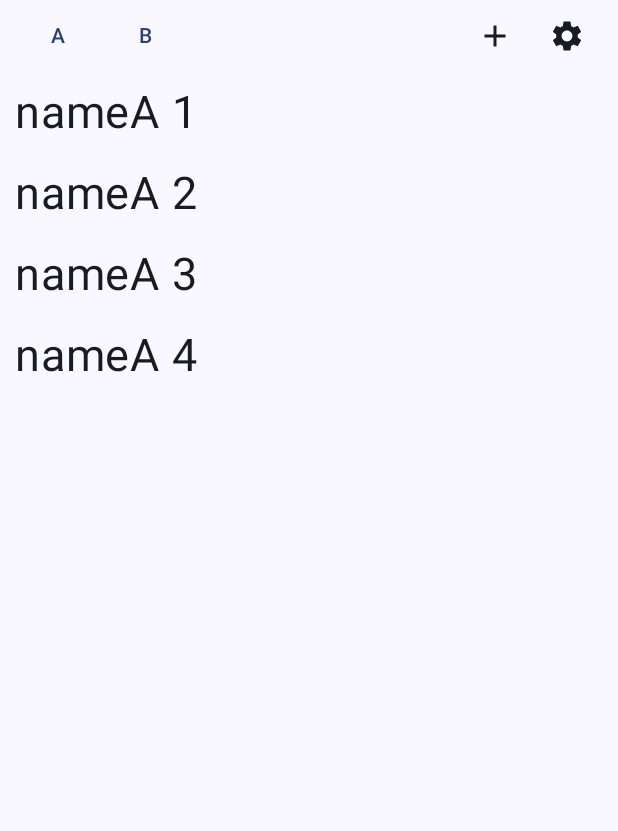
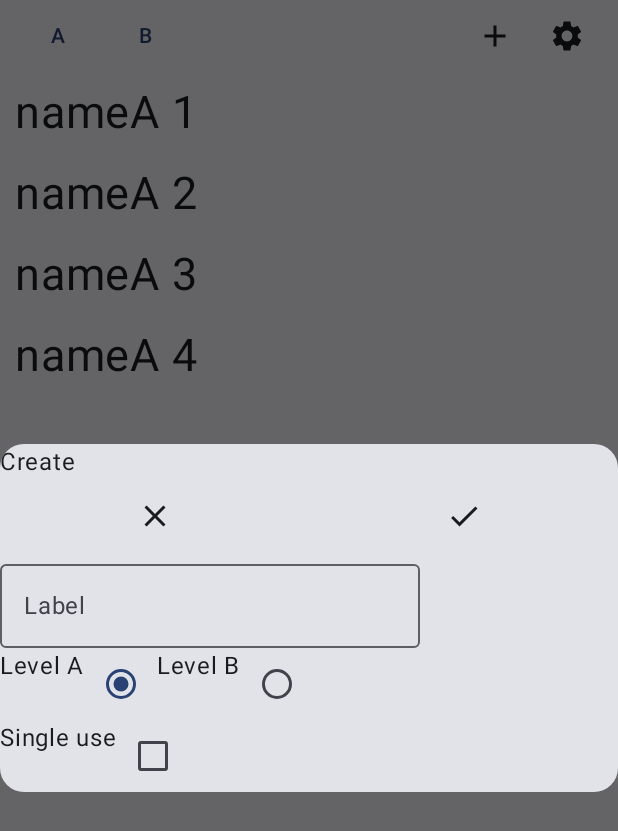
Before and after one commit to replrep/Einkaufszettel, an Android app built with Jetpack Compose: the screen it shows after launch (MainActivity), after a tap on "TODO", on a phone screen of 412 x 824 dp. Shown: the top 831 px of the screen. Run offline under Robolectric (Android 15) with nearby library versions, the phone set to English and light mode, and no system bars.

Commit message:
add create (edit) dialog

```diff
--- /dev/null
+++ b/app/src/main/java/de/cbrunzema/einkaufszettel/EditDialog.kt
@@ -0,0 +1,96 @@
+package de.cbrunzema.einkaufszettel
+
+import androidx.compose.foundation.layout.Row
+import androidx.compose.foundation.layout.fillMaxWidth
+import androidx.compose.foundation.shape.RoundedCornerShape
+import androidx.compose.material.icons.Icons
+import androidx.compose.material.icons.filled.Close
+import androidx.compose.material.icons.filled.Delete
+import androidx.compose.material.icons.filled.Done
+import androidx.compose.material3.Card
+import androidx.compose.material3.Checkbox
+import androidx.compose.material3.Icon
+import androidx.compose.material3.IconButton
+import androidx.compose.material3.OutlinedTextField
+import androidx.compose.material3.RadioButton
+import androidx.compose.material3.Text
+import androidx.compose.runtime.Composable
+import androidx.compose.runtime.mutableStateOf
+import androidx.compose.runtime.remember
+import androidx.compose.ui.Modifier
+import androidx.compose.ui.unit.dp
+import androidx.compose.ui.window.Dialog
+
+@Composable
+fun EditDialog(
+    title: String,
+    item: ShoppingItem,
+    onDismissRequest: () -> Unit,
+    onDeleteRequest: () -> Unit = {},
+    onConfirmation: (ShoppingItem) -> Unit
+) {
+    val needsDeleteButton = remember { !item.label.isEmpty() }
+    val label = remember { mutableStateOf(item.label) }
+    val level = remember { mutableStateOf(Level.A) }
+    val singleUse = remember { mutableStateOf(false) }
+
+    Dialog(
+        onDismissRequest = { onDismissRequest() }) {
+        Card(
+            modifier = Modifier.fillMaxWidth(),
+            shape = RoundedCornerShape(16.dp),
+        ) {
+            Text(title)
+            Row(
+                modifier = Modifier.fillMaxWidth(),
+            ) {
+                IconButton(onClick = {
+                    onDismissRequest()
+                }, modifier = Modifier.weight(1.0f)) {
+                    Icon(Icons.Default.Close, "TODO")
+                }
+                if (needsDeleteButton) {
+                    IconButton(
+                        onClick = { onDeleteRequest() }, modifier = Modifier.weight(1.0f)
+                    ) {
+                        Icon(Icons.Default.Delete, "TODO")
+                    }
+                }
+                IconButton(onClick = {
+                    onConfirmation(
+                        ShoppingItem(
+                            label = label.value,
+                            level = level.value,
+                            singleUse = singleUse.value,
+                            selected = false
+                        )
+                    )
+                }, modifier = Modifier.weight(1.0f)) {
+                    Icon(Icons.Default.Done, "TODO")
+                }
+            }
+            Row(
+                modifier = Modifier.fillMaxWidth(),
+            ) {
+                OutlinedTextField(
+                    value = label.value,
+                    onValueChange = { label.value = it },
+                    label = { Text("Label") }, //TODO
+                    singleLine = true,
+                )
+            }
+            Row {
+                Text("Level A") //TODO
+                RadioButton(
+                    selected = (level.value == Level.A), onClick = { level.value = Level.A })
+                Text("Level B") //TODO
+                RadioButton(
+                    selected = (level.value == Level.B), onClick = { level.value = Level.B })
+            }
+            Row {
+                Text("Single use") //TODO
+                Checkbox(checked = singleUse.value, onCheckedChange = { singleUse.value = it })
+            }
+        }
+    }
+}
--- a/app/src/main/java/de/cbrunzema/einkaufszettel/Globals.kt
+++ b/app/src/main/java/de/cbrunzema/einkaufszettel/Globals.kt
@@ -3,7 +3,7 @@ package de.cbrunzema.einkaufszettel
 enum class Level { A, B }
 
 data class ShoppingItem(
-    val label: String, val level: Level, val selected: Boolean, val singleUse: Boolean
+    val label: String, val level: Level, val singleUse: Boolean, val selected: Boolean
 )
 
 val itemStoreDefault: Set<ShoppingItem> = (1..10).map {
--- a/app/src/main/java/de/cbrunzema/einkaufszettel/MainView.kt
+++ b/app/src/main/java/de/cbrunzema/einkaufszettel/MainView.kt
@@ -19,6 +19,8 @@ import androidx.compose.material3.TextButton
 import androidx.compose.runtime.Composable
 import androidx.compose.runtime.getValue
 import androidx.compose.runtime.key
+import androidx.compose.runtime.mutableStateOf
+import androidx.compose.runtime.remember
 import androidx.compose.ui.Modifier
 import androidx.compose.ui.unit.dp
 import androidx.compose.ui.unit.sp
@@ -36,6 +38,8 @@ fun MainView(modifier: Modifier = Modifier) {
     val mainViewModel: MainViewModel = viewModel()
     val items by mainViewModel.items.collectAsStateWithLifecycle()
     val level by mainViewModel.level
+
+    val openCreateDialog = remember { mutableStateOf(false) }
 
     Column(
         modifier
@@ -59,7 +63,7 @@ fun MainView(modifier: Modifier = Modifier) {
                 modifier = Modifier.weight(1.0f)
             ) {
                 Row(modifier = Modifier.fillMaxWidth(), horizontalArrangement = Arrangement.End) {
-                    IconButton(onClick = { mainViewModel.onEvent(UiEvent.LevelA) }) {
+                    IconButton(onClick = { openCreateDialog.value = true }) {
                         Icon(Icons.Default.Add, "TODO")
                     }
                     IconButton(onClick = { mainViewModel.onEvent(UiEvent.LevelB) }) {
@@ -86,10 +90,23 @@ fun MainView(modifier: Modifier = Modifier) {
             }
         }
     }
+
+    if (openCreateDialog.value) {
+        EditDialog(
+            title = "Create", //TODO
+            item = ShoppingItem("", Level.A, false, false),
+            onDismissRequest = { openCreateDialog.value = false },
+            onConfirmation = {
+                openCreateDialog.value = false
+                mainViewModel.addItem(it)
+            })
+    }
 }
+
 
 @Composable
 fun LeftPanel(items: Set<ShoppingItem>, level: Level, onEvent: (UiEvent) -> Unit) {
+    // TODO caching
     for (item in items.filter { !it.selected && it.level == level }.sortedBy { it.label }) {
         key(item.label) {
             Text(
@@ -103,6 +120,7 @@ fun LeftPanel(items: Set<ShoppingItem>, level: Level, onEvent: (UiEvent) -> Unit
 
 @Composable
 fun RightPanel(items: Set<ShoppingItem>, onEvent: (UiEvent) -> Unit) {
+    // TODO caching
     for (item in items.filter { it.selected }.sortedBy { it.label }) {
         key(item.label) {
             Text(
--- a/app/src/main/java/de/cbrunzema/einkaufszettel/MainViewModel.kt
+++ b/app/src/main/java/de/cbrunzema/einkaufszettel/MainViewModel.kt
@@ -30,4 +30,8 @@ class MainViewModel : ViewModel() {
             }
         }
     }
+
+    fun addItem(item: ShoppingItem) {
+        _items.update { it.plus(item) }
+    }
 }
```
